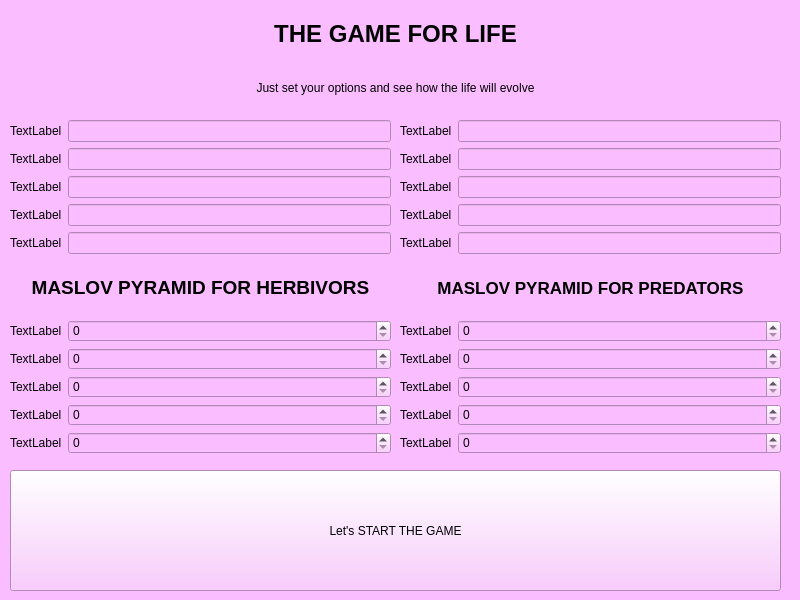
Qt form src/init/init_ui.ui (m9rc1n/life) before a commit.
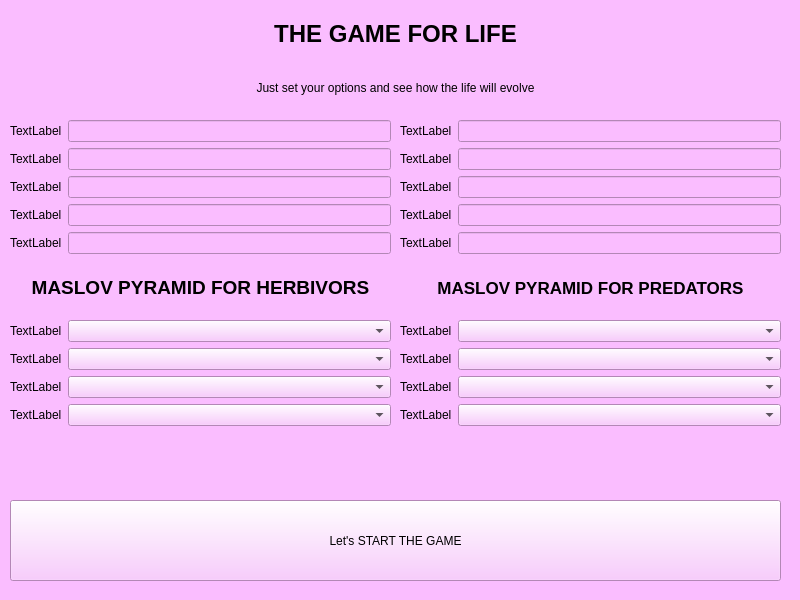
The same form after that commit.

Commit message: init w drodze

```diff
--- a/src/init/init_ui.ui
+++ b/src/init/init_ui.ui
@@ -187,9 +187,9 @@
    <property name="geometry">
     <rect>
      <x>10</x>
-     <y>470</y>
+     <y>500</y>
      <width>771</width>
-     <height>121</height>
+     <height>81</height>
     </rect>
    </property>
    <layout class="QGridLayout" name="gridLayout">
@@ -214,7 +214,7 @@
      <x>10</x>
      <y>320</y>
      <width>381</width>
-     <height>141</height>
+     <height>131</height>
     </rect>
    </property>
    <layout class="QFormLayout" name="formLayout_2">
@@ -235,6 +235,9 @@
       </property>
      </widget>
     </item>
+    <item row="1" column="1">
+     <widget class="QComboBox" name="comboBox_2"/>
+    </item>
     <item row="2" column="0">
      <widget class="QLabel" name="label_15">
       <property name="text">
@@ -242,6 +245,9 @@
       </property>
      </widget>
     </item>
+    <item row="2" column="1">
+     <widget class="QComboBox" name="comboBox_3"/>
+    </item>
     <item row="3" column="0">
      <widget class="QLabel" name="label_16">
       <property name="text">
@@ -249,27 +255,11 @@
       </property>
      </widget>
     </item>
-    <item row="4" column="0">
-     <widget class="QLabel" name="label_17">
-      <property name="text">
-       <string>TextLabel</string>
-      </property>
-     </widget>
-    </item>
-    <item row="0" column="1">
-     <widget class="QSpinBox" name="spinBox"/>
-    </item>
-    <item row="1" column="1">
-     <widget class="QSpinBox" name="spinBox_2"/>
-    </item>
-    <item row="2" column="1">
-     <widget class="QSpinBox" name="spinBox_3"/>
-    </item>
     <item row="3" column="1">
-     <widget class="QSpinBox" name="spinBox_4"/>
+     <widget class="QComboBox" name="comboBox_4"/>
     </item>
-    <item row="4" column="1">
-     <widget class="QSpinBox" name="spinBox_5"/>
+    <item row="0" column="1">
+     <widget class="QComboBox" name="comboBox"/>
     </item>
    </layout>
   </widget>
@@ -339,7 +329,7 @@
      <x>400</x>
      <y>320</y>
      <width>381</width>
-     <height>141</height>
+     <height>131</height>
     </rect>
    </property>
    <layout class="QFormLayout" name="formLayout_4">
@@ -353,6 +343,9 @@
       </property>
      </widget>
     </item>
+    <item row="0" column="1">
+     <widget class="QComboBox" name="comboBox_5"/>
+    </item>
     <item row="1" column="0">
      <widget class="QLabel" name="label_19">
       <property name="text">
@@ -360,6 +353,9 @@
       </property>
      </widget>
     </item>
+    <item row="1" column="1">
+     <widget class="QComboBox" name="comboBox_6"/>
+    </item>
     <item row="2" column="0">
      <widget class="QLabel" name="label_20">
       <property name="text">
@@ -367,6 +363,9 @@
       </property>
      </widget>
     </item>
+    <item row="2" column="1">
+     <widget class="QComboBox" name="comboBox_7"/>
+    </item>
     <item row="3" column="0">
      <widget class="QLabel" name="label_21">
       <property name="text">
@@ -374,27 +373,8 @@
       </property>
      </widget>
     </item>
-    <item row="4" column="0">
-     <widget class="QLabel" name="label_22">
-      <property name="text">
-       <string>TextLabel</string>
-      </property>
-     </widget>
-    </item>
-    <item row="0" column="1">
-     <widget class="QSpinBox" name="spinBox_6"/>
-    </item>
-    <item row="1" column="1">
-     <widget class="QSpinBox" name="spinBox_7"/>
-    </item>
-    <item row="2" column="1">
-     <widget class="QSpinBox" name="spinBox_8"/>
-    </item>
     <item row="3" column="1">
-     <widget class="QSpinBox" name="spinBox_9"/>
-    </item>
-    <item row="4" column="1">
-     <widget class="QSpinBox" name="spinBox_10"/>
+     <widget class="QComboBox" name="comboBox_8"/>
     </item>
    </layout>
   </widget>
```
The commit also changes 4 other files.
